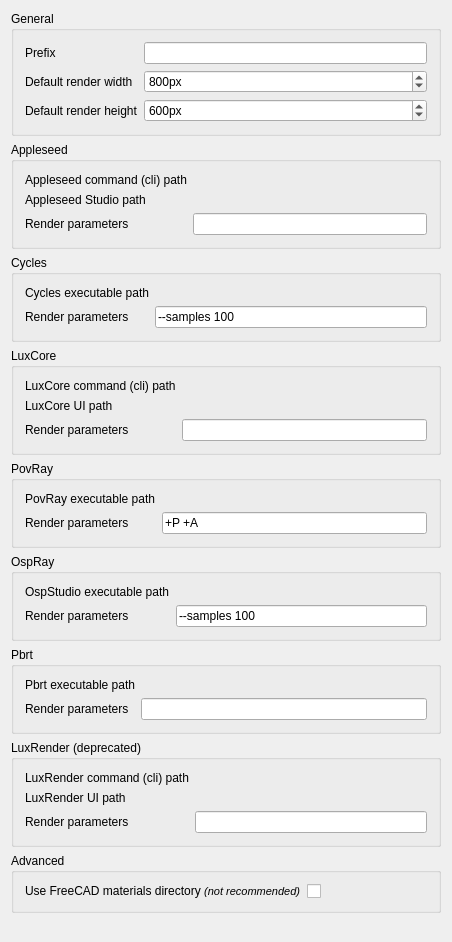
Above: Render/resources/ui/RenderSettings.ui from FreeCAD/FreeCAD-render before the change. Below: the same form after it.
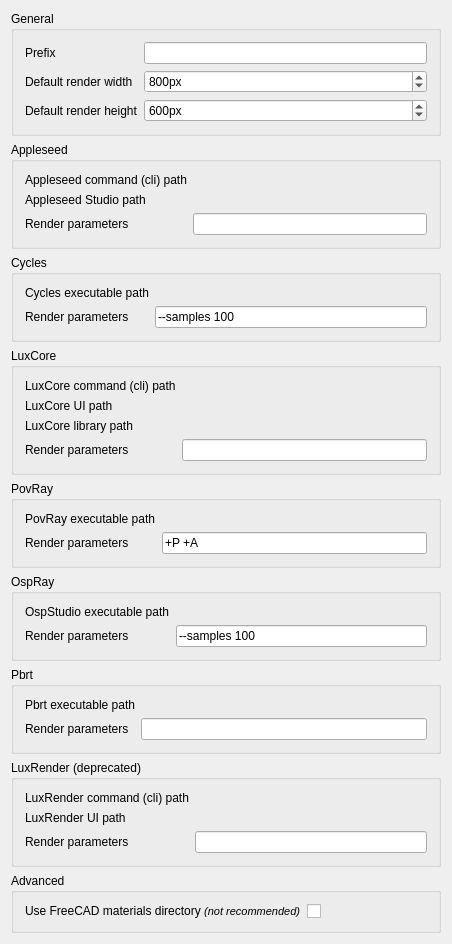
That is the form after the change. Custom widgets are drawn as their Qt base class.

Commit message: LuxCore: add library path

The edit to the form file:
```diff
--- a/Render/resources/ui/RenderSettings.ui
+++ b/Render/resources/ui/RenderSettings.ui
@@ -459,7 +459,36 @@
         </property>
        </widget>
       </item>
+      <item row="2" column="0">
+       <widget class="QLabel" name="label_24">
+        <property name="locale">
+         <locale language="English" country="UnitedStates"/>
+        </property>
+        <property name="text">
+         <string>LuxCore library path</string>
+        </property>
+       </widget>
+      </item>
       <item row="2" column="1">
+       <widget class="Gui::PrefFileChooser" name="fileChooser_10" native="true">
+        <property name="toolTip">
+         <string>The path to the luxrender libraries</string>
+        </property>
+        <property name="locale">
+         <locale language="English" country="UnitedStates"/>
+        </property>
+        <property name="mode">
+         <enum>Gui::FileChooser::Directory</enum>
+        </property>
+        <property name="prefEntry" stdset="0">
+         <cstring>LuxCoreLibPath</cstring>
+        </property>
+        <property name="prefPath" stdset="0">
+         <cstring>Mod/Render</cstring>
+        </property>
+       </widget>
+      </item>
+      <item row="3" column="1">
        <widget class="Gui::PrefLineEdit" name="lineEdit_4">
         <property name="toolTip">
          <string>Optional parameters to be passed to Luxrender when rendering</string>
@@ -478,7 +507,7 @@
         </property>
        </widget>
       </item>
-      <item row="2" column="0">
+      <item row="3" column="0">
        <widget class="QLabel" name="label_13">
         <property name="locale">
          <locale language="English" country="UnitedStates"/>
```
The commit also changes 1 other file.
